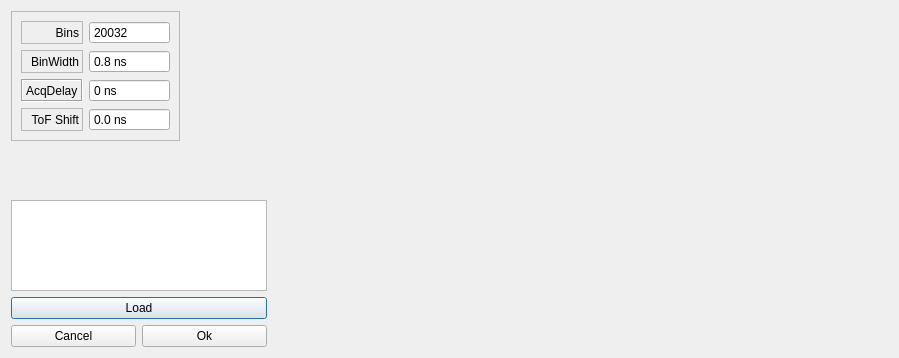
First picture: the form in forms/original/plot_dlg.ui, repository DinkoAtanasov/TofCA, before the edit.
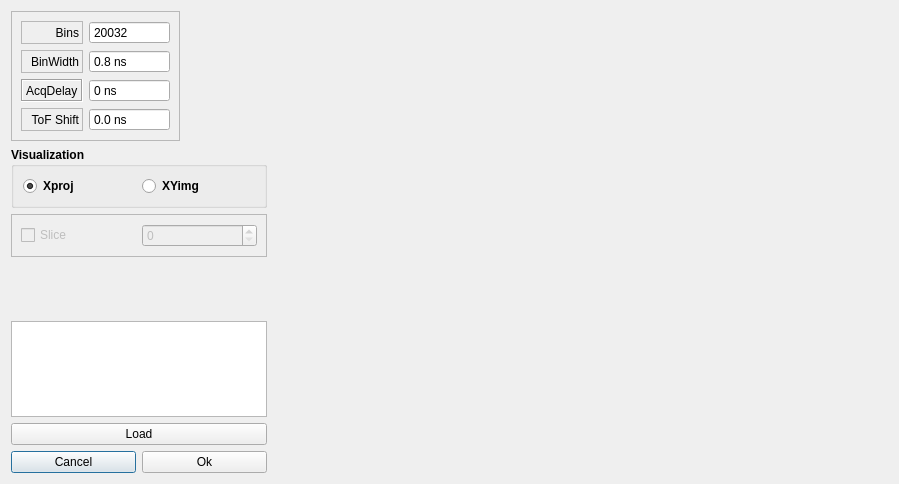
Second picture: the form after the edit.

Commit message: <feat> Add sliced visualization ot the plotting routine.

Diff of the .ui file:
```diff
--- a/forms/original/plot_dlg.ui
+++ b/forms/original/plot_dlg.ui
@@ -7,7 +7,7 @@
     <x>0</x>
     <y>0</y>
     <width>899</width>
-    <height>358</height>
+    <height>484</height>
    </rect>
   </property>
   <property name="windowTitle">
@@ -166,7 +166,7 @@
      </layout>
     </widget>
    </item>
-   <item row="1" column="0">
+   <item row="3" column="0">
     <spacer name="verticalSpacer">
      <property name="orientation">
       <enum>Qt::Vertical</enum>
@@ -179,24 +179,7 @@
      </property>
     </spacer>
    </item>
-   <item row="2" column="0">
-    <widget class="QTextEdit" name="fit_info">
-     <property name="sizePolicy">
-      <sizepolicy hsizetype="Fixed" vsizetype="Expanding">
-       <horstretch>0</horstretch>
-       <verstretch>0</verstretch>
-      </sizepolicy>
-     </property>
-    </widget>
-   </item>
-   <item row="3" column="0">
-    <widget class="QPushButton" name="loadButton">
-     <property name="text">
-      <string>Load</string>
-     </property>
-    </widget>
-   </item>
-   <item row="4" column="0">
+   <item row="6" column="0">
     <layout class="QHBoxLayout" name="horizontalLayout">
      <item>
       <widget class="QPushButton" name="cancelButton">
@@ -214,7 +197,58 @@
      </item>
     </layout>
    </item>
-   <item row="0" column="1" rowspan="5">
+   <item row="4" column="0">
+    <widget class="QTextEdit" name="fit_info">
+     <property name="sizePolicy">
+      <sizepolicy hsizetype="Fixed" vsizetype="Expanding">
+       <horstretch>0</horstretch>
+       <verstretch>0</verstretch>
+      </sizepolicy>
+     </property>
+    </widget>
+   </item>
+   <item row="5" column="0">
+    <widget class="QPushButton" name="loadButton">
+     <property name="text">
+      <string>Load</string>
+     </property>
+    </widget>
+   </item>
+   <item row="1" column="0">
+    <widget class="QGroupBox" name="groupBox">
+     <property name="font">
+      <font>
+       <bold>true</bold>
+      </font>
+     </property>
+     <property name="title">
+      <string>Visualization</string>
+     </property>
+     <property name="flat">
+      <bool>false</bool>
+     </property>
+     <layout class="QGridLayout" name="gridLayout_4">
+      <item row="0" column="0">
+       <widget class="QRadioButton" name="showProj">
+        <property name="text">
+         <string>Xproj</string>
+        </property>
+        <property name="checked">
+         <bool>true</bool>
+        </property>
+       </widget>
+      </item>
+      <item row="0" column="1">
+       <widget class="QRadioButton" name="showImg">
+        <property name="text">
+         <string>XYimg</string>
+        </property>
+       </widget>
+      </item>
+     </layout>
+    </widget>
+   </item>
+   <item row="0" column="1" rowspan="7">
     <widget class="QWidget" name="graphWidget" native="true">
      <layout class="QGridLayout" name="gridLayout_3">
       <item row="0" column="0">
@@ -223,6 +257,35 @@
      </layout>
     </widget>
    </item>
+   <item row="2" column="0">
+    <widget class="QFrame" name="frame">
+     <property name="frameShape">
+      <enum>QFrame::StyledPanel</enum>
+     </property>
+     <property name="frameShadow">
+      <enum>QFrame::Raised</enum>
+     </property>
+     <layout class="QGridLayout" name="gridLayout_5">
+      <item row="0" column="0">
+       <widget class="QCheckBox" name="sliceCheckBox">
+        <property name="enabled">
+         <bool>false</bool>
+        </property>
+        <property name="text">
+         <string>Slice</string>
+        </property>
+       </widget>
+      </item>
+      <item row="0" column="1">
+       <widget class="QSpinBox" name="sliceBox">
+        <property name="enabled">
+         <bool>false</bool>
+        </property>
+       </widget>
+      </item>
+     </layout>
+    </widget>
+   </item>
   </layout>
  </widget>
  <resources/>
```
The commit also changes 5 other files.
